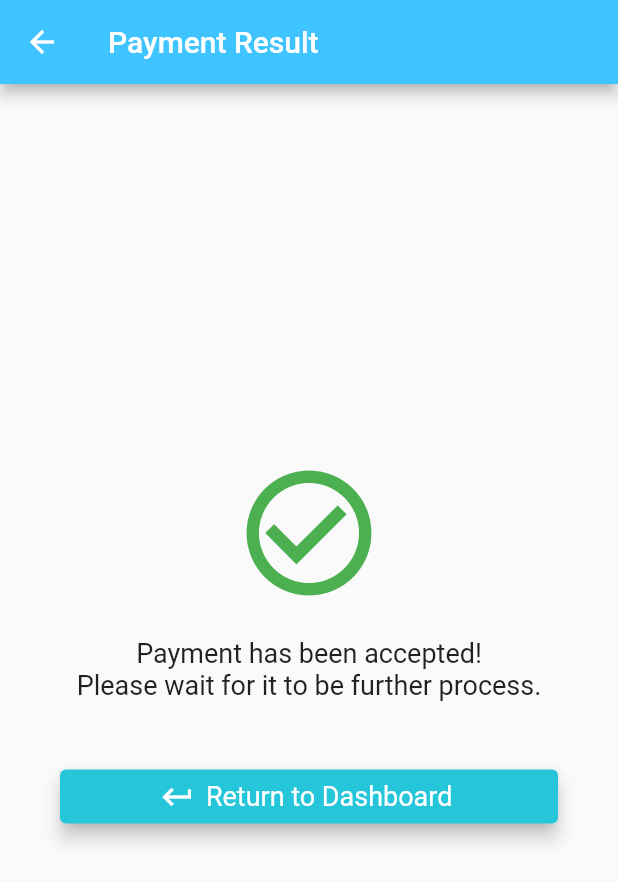
After one commit to Reo98105/Smart-Water-Metering-System, a Flutter app: the PaymentSuccess screen opened directly, on a phone screen of 412 x 824 dp. The commit adds this screen. Shown: the top 882 px of the screen. Run offline on Flutter 3.47's test engine with Material 2 defaults, Android fonts, the phone set to English and light mode, and no system bars; our stand-ins replace google_fonts, liquid_progress_indicator, shared_preferences, syncfusion_flutter_charts; missing offline and left inert: flutter_payments_stripe_sdk, mysql1; accounts and stored records are empty.

Commit message:
Done working on payment module. Minor changes on graph axis label

```diff
--- a/lib/DAO/userDAO.dart
+++ b/lib/DAO/userDAO.dart
@@ -1,4 +1,6 @@
 import 'package:swms_user_auth_module/DBConnection/mysql.dart';
+import 'package:swms_user_auth_module/Model/account.dart';
+import 'package:swms_user_auth_module/Model/payment.dart';
 import 'package:swms_user_auth_module/Model/user.dart';
 
 class UserDAO {
@@ -23,9 +25,79 @@ class UserDAO {
     String ps = 'update user set uPassword = ? where user_ID = ?';
     var connect = await conn.getConnection();
     var results = await connect.query(ps, [user.password, user.id]);
+
     status = results.affectedRows;
+
     print(status);
     connect.close();
     return status;
   }
+
+  //retrieve payment details
+  Future paymentDetail(var accNumber) async {
+    List<Payment> payList = [];
+
+    String ps =
+        'select * from bill where accNumber = ? and status = 0 order by bill_ID desc limit 1';
+    try {
+      var connect = await conn.getConnection();
+      var results = await connect.query(ps, [accNumber]);
+
+      for (var row in results) {
+        Payment payment = new Payment();
+        payment.accNumber = row['accNumber'];
+        payment.billid = row['bill_ID'];
+        payment.price = row['price'];
+        payment.status = row['status'];
+
+        payList.add(payment);
+      }
+      connect.close();
+    } catch (e, stacktrace) {
+      print(e);
+      print(stacktrace);
+    }
+    return payList;
+  }
+
+  //retrieve payment amount
+  Future paymentAmount(Account account) async {
+    double price;
+
+    String ps =
+        'select price from bill where accNumber = ? and status = 0 order by bill_ID desc limit 1';
+    try {
+      var connect = await conn.getConnection();
+      var results = await connect.query(ps, [account.accNumber]);
+
+      for (var row in results) {
+        price = row['price'];
+      }
+
+      connect.close();
+    } catch (e, stacktrace) {
+      print(e);
+      print(stacktrace);
+    }
+    return price;
+  }
+
+  //update payment status
+  Future updatePayment(Payment payment) async {
+    int status = 0;
+
+    String ps = 'update bill set user_ID = ?, status = ? where bill_ID = ?';
+    try {
+      var connect = await conn.getConnection();
+      var results = await connect.query(ps, [payment.userid, payment.status,payment.billid]);
+
+      status = results.affectedRows;
+
+      connect.close();
+    } catch (e, stacktrace) {
+      print(e);
+      print(stacktrace);
+    }
+    return status;
+  }
 }
--- /dev/null
+++ b/lib/Model/payment.dart
@@ -0,0 +1,7 @@
+class Payment {
+  String accNumber, status;
+  int billid, userid;
+  double price;
+
+  Payment();
+}
--- a/lib/login.dart
+++ b/lib/login.dart
@@ -178,7 +178,6 @@ class _LoginState extends State<Login> {
             user.id = result;
             user.username = username;
             user.password = password;
-
             //save the credentials
             saveCre();
           } catch (e, stacktrace) {
--- /dev/null
+++ b/lib/paymentSuccess.dart
@@ -0,0 +1,57 @@
+import 'package:flutter/material.dart';
+
+class PaymentSuccess extends StatefulWidget {
+  @override
+  _PaymentSuccessState createState() => _PaymentSuccessState();
+}
+
+class _PaymentSuccessState extends State<PaymentSuccess> {
+  @override
+  Widget build(BuildContext context) {
+    return Scaffold(
+        appBar: AppBar(
+          title: Text("Payment Result"),
+          backgroundColor: Colors.lightBlueAccent,
+        ),
+        body: Column(
+          mainAxisAlignment: MainAxisAlignment.center,
+          crossAxisAlignment: CrossAxisAlignment.stretch,
+          children: <Widget>[
+            Container(
+              child: Icon(
+                Icons.check_circle_outline,
+                color: Colors.green,
+                size: 100.0,
+              ),
+            ),
+            Container(
+              margin: EdgeInsets.symmetric(vertical: 20.0),
+              child: Text(
+                'Payment has been accepted!\nPlease wait for it to be further process.',
+                textAlign: TextAlign.center,
+                style: TextStyle(fontSize: 18.0),
+              ),
+            ),
+            Container(
+              margin: EdgeInsets.symmetric(
+                vertical: 20.0,
+                horizontal: 40.0,
+              ),
+              child: ElevatedButton.icon(
+                onPressed: () {
+                  Navigator.pushNamedAndRemoveUntil(
+                      context, '/dashboard', (Route<dynamic> route) => false);
+                },
+                icon: Icon(Icons.keyboard_return_outlined),
+                label: Text('Return to Dashboard'),
+                style: ElevatedButton.styleFrom(
+                  primary: Colors.cyan[400],
+                  elevation: 5.0,
+                  textStyle: TextStyle(fontSize: 18),
+                ),
+              ),
+            )
+          ],
+        ));
+  }
+}
--- a/lib/waterReading.dart
+++ b/lib/waterReading.dart
@@ -201,7 +201,7 @@ class _WaterReadingState extends State<WaterReading> {
                               _setState(() => selectedAccount = account);
                             },
                             selected: selectedAccount == account,
-                            activeColor: Colors.blueAccent,
+                            activeColor: Colors.blue.shade400,
                           ))
                         ]),
                       );
--- a/pubspec.yaml
+++ b/pubspec.yaml
@@ -18,7 +18,7 @@ publish_to: "none" # Remove this line if you wish to publish to pub.dev
 version: 1.0.0+1
 
 environment:
-  sdk: ">=2.7.0 <3.0.0"
+  sdk: ">=2.8.0 <3.0.0"
 
 dependencies:
   flutter:
@@ -33,7 +33,9 @@ dependencies:
   intl: ^0.17.0
   syncfusion_flutter_charts: ^19.1.63
   google_fonts: ^2.1.0
-  stripe_payment: ^1.0.6
+  http: ^0.13.3
+  flutter_payments_stripe_sdk: ^2.0.3
+  webview_flutter: ^2.0.8
 
 dev_dependencies:
   flutter_test:
```
Also changed, not shown: lib/DAO/accountDAO.dart (+4 -4 lines), lib/Services/stripeService.dart (added, +82 -0 lines), lib/analyticsPage.dart (+14 -11 lines), lib/payment.dart (+21 -4 lines), lib/paymentDetail.dart (added, +221 -0 lines), lib/paymentFailed.dart (added, +57 -0 lines), lib/profile.dart (+5 -12 lines), pubspec.lock, 1 other file.
